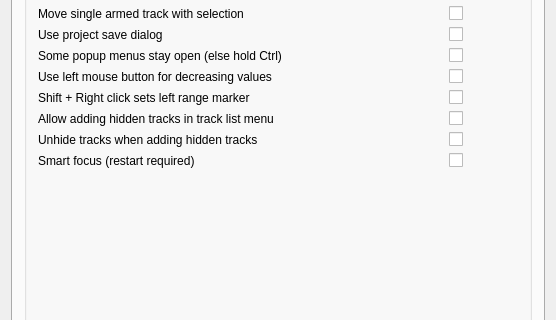
Old version of the form muse/widgets/gensetbase.ui in the repository nengxu/lmuse; both pictures show x 0 to 556 and y 123 to 443 of the 556 by 555 pixel window.
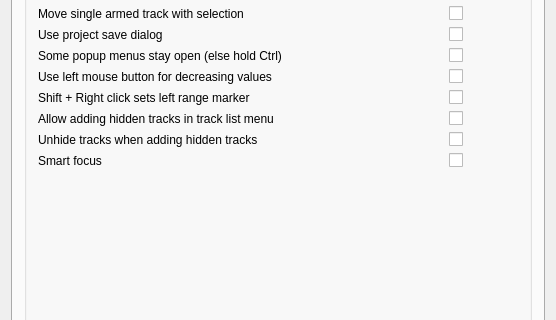
New version of the form. The open tabs and pages were chosen to show the change.

Commit message: Fixed RJ's focus fixes. Tempo/sig TB has Smart Focus, works in all related windows. Removed Smart Focus restart requirement in Settings. Rewrote silly signal connects.

Patch:
```diff
--- a/muse/widgets/gensetbase.ui
+++ b/muse/widgets/gensetbase.ui
@@ -1442,7 +1442,7 @@
           <item row="9" column="0">
            <widget class="QLabel" name="label5">
             <property name="text">
-             <string>Smart focus (restart required)</string>
+             <string>Smart focus</string>
             </property>
             <property name="wordWrap">
              <bool>false</bool>
```
The commit also changes 20 other files.
